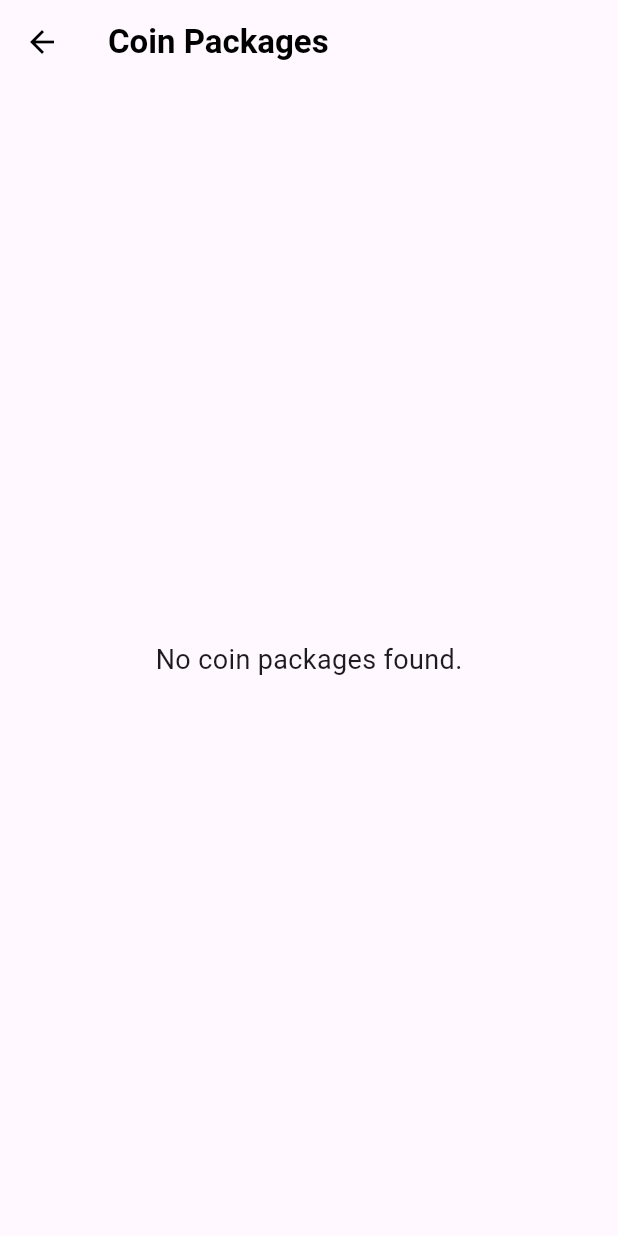
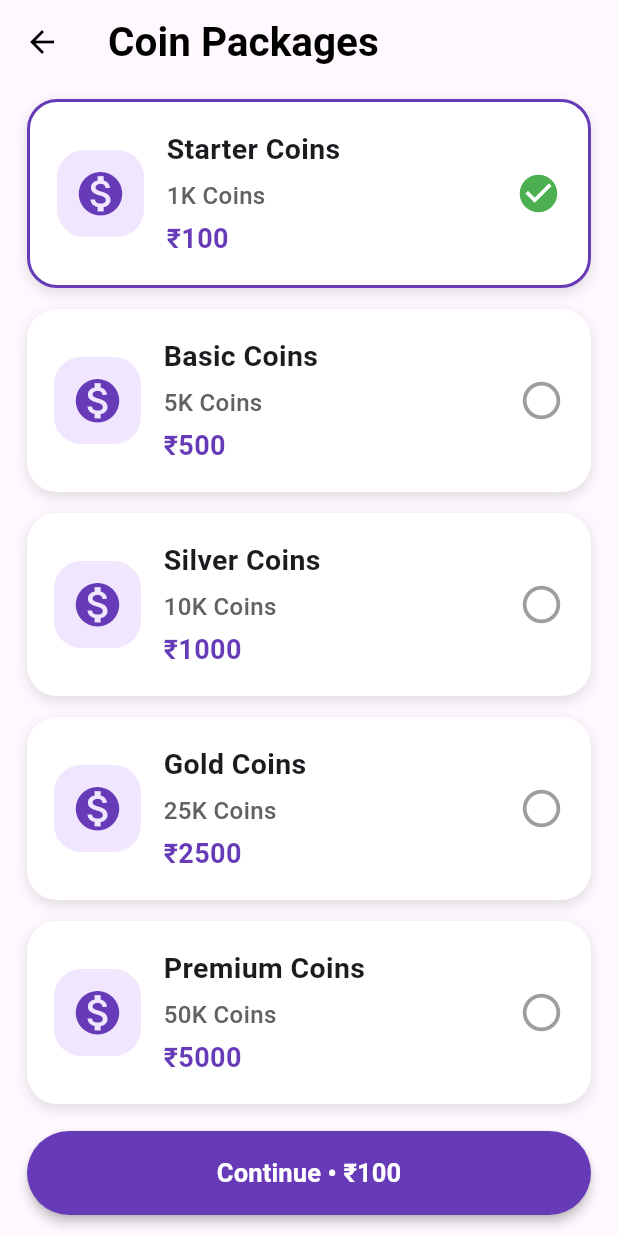
Before and after one commit to klofmanju221-alt/Mchat, a Flutter app: the CoinPackagesScreen screen opened directly, on a phone screen of 412 x 824 dp. Run offline on Flutter 3.47's test engine with Material 3 defaults, Android fonts, the phone set to English and light mode, and no system bars; our stand-ins replace cloud_firestore, firebase_auth, firebase_core; accounts and stored records are empty.

Commit message:
Update profile_screen.dart

```diff
--- a/lib/profile_screen.dart
+++ b/lib/profile_screen.dart
@@ -1248,250 +1248,429 @@ class OwnerUsersScreen extends StatelessWidget {
 
 
 // ==================================================================
+// ==================================================================
 // COIN PACKAGES
 // ==================================================================
 
-class CoinPackagesScreen extends StatelessWidget {
+class CoinPackage {
+  final String name;
+  final int coins;
+  final int price;
+
+  const CoinPackage({
+    required this.name,
+    required this.coins,
+    required this.price,
+  });
+}
+
+class CoinPackagesScreen extends StatefulWidget {
   const CoinPackagesScreen({super.key});
 
+  @override
+  State<CoinPackagesScreen> createState() =>
+      _CoinPackagesScreenState();
+}
+
+class _CoinPackagesScreenState
+    extends State<CoinPackagesScreen> {
   static const Color primaryColor =
       Color(0xFF673AB7);
 
+  static const Color backgroundColor =
+      Color(0xFFFFF9FF);
+
+  // ================================================================
+  // FINAL COIN PRICING
+  // ================================================================
+
+  static const List<CoinPackage> packages = [
+    CoinPackage(
+      name: 'Starter Coins',
+      coins: 1000,
+      price: 100,
+    ),
+
+    CoinPackage(
+      name: 'Basic Coins',
+      coins: 5000,
+      price: 500,
+    ),
+
+    CoinPackage(
+      name: 'Silver Coins',
+      coins: 10000,
+      price: 1000,
+    ),
+
+    CoinPackage(
+      name: 'Gold Coins',
+      coins: 25000,
+      price: 2500,
+    ),
+
+    CoinPackage(
+      name: 'Premium Coins',
+      coins: 50000,
+      price: 5000,
+    ),
+
+    CoinPackage(
+      name: 'Mega Coins',
+      coins: 100000,
+      price: 10000,
+    ),
+
+    CoinPackage(
+      name: 'Ultra Coins',
+      coins: 250000,
+      price: 25000,
+    ),
+
+    CoinPackage(
+      name: 'Royal Coins',
+      coins: 500000,
+      price: 50000,
+    ),
+
+    CoinPackage(
+      name: 'Diamond Coins',
+      coins: 1000000,
+      price: 100000,
+    ),
+
+    CoinPackage(
+      name: 'Royal Diamond Coins',
+      coins: 2500000,
+      price: 250000,
+    ),
+  ];
+
+  int selectedIndex = 0;
+
+  // ================================================================
+  // NUMBER FORMAT
+  // ================================================================
+
+  String formatCoins(int value) {
+    if (value >= 1000000) {
+      final double result = value / 1000000;
+
+      if (result == result.roundToDouble()) {
+        return '${result.toInt()}M';
+      }
+
+      return '${result.toStringAsFixed(1)}M';
+    }
+
+    if (value >= 1000) {
+      final double result = value / 1000;
+
+      if (result == result.roundToDouble()) {
+        return '${result.toInt()}K';
+      }
+
+      return '${result.toStringAsFixed(1)}K';
+    }
+
+    return value.toString();
+  }
+
+  String formatPrice(int value) {
+    if (value >= 100000) {
+      final String number =
+          value.toString();
+
+      final StringBuffer result =
+          StringBuffer();
+
+      int count = 0;
+
+      for (int i = number.length - 1;
+          i >= 0;
+          i--) {
+        result.write(number[i]);
+        count++;
+
+        if (count == 3 && i != 0) {
+          result.write(',');
+          count = 0;
+        }
+      }
+
+      return result
+          .toString()
+          .split('')
+          .reversed
+          .join();
+    }
+
+    return value.toString();
+  }
+
+  // ================================================================
+  // BUILD
+  // ================================================================
+
   @override
   Widget build(BuildContext context) {
+    final CoinPackage selectedPackage =
+        packages[selectedIndex];
+
     return Scaffold(
-      backgroundColor:
-          const Color(0xFFFFF9FF),
+      backgroundColor: backgroundColor,
 
       appBar: AppBar(
+        backgroundColor: backgroundColor,
+        foregroundColor: Colors.black,
+        elevation: 0,
+
+        leading: IconButton(
+          icon: const Icon(
+            Icons.arrow_back,
+          ),
+          onPressed: () {
+            Navigator.pop(context);
+          },
+        ),
+
         title: const Text(
           'Coin Packages',
           style: TextStyle(
+            fontSize: 27,
             fontWeight: FontWeight.bold,
           ),
         ),
-
-        backgroundColor:
-            const Color(0xFFFFF9FF),
-
-        foregroundColor: Colors.black,
-
-        elevation: 0,
       ),
 
-      body: StreamBuilder<
-          QuerySnapshot<Map<String, dynamic>>>(
-        stream: FirebaseFirestore.instance
-            .collection('coinPackages')
-            .snapshots(),
-
-        builder: (context, snapshot) {
-          if (snapshot.connectionState ==
-              ConnectionState.waiting) {
-            return const Center(
-              child: CircularProgressIndicator(
-                color: primaryColor,
-              ),
-            );
-          }
-
-          if (snapshot.hasError) {
-            return Center(
-              child: Padding(
-                padding:
-                    const EdgeInsets.all(20),
-                child: Text(
-                  'Unable to load coin packages.\n\n'
-                  '${snapshot.error}',
-                  textAlign: TextAlign.center,
-                ),
-              ),
-            );
-          }
-
-          final packages =
-              snapshot.data?.docs ?? [];
-
-          if (packages.isEmpty) {
-            return const Center(
-              child: Text(
-                'No coin packages found.',
-                style: TextStyle(
-                  fontSize: 18,
-                ),
-              ),
-            );
-          }
-
-          return ListView.builder(
-            padding:
-                const EdgeInsets.symmetric(
-              vertical: 8,
-            ),
-
-            itemCount: packages.length,
-
-            itemBuilder:
-                (context, index) {
-              final data =
-                  packages[index].data();
-
-              final String name =
-                  (data['name'] ??
-                          'Coin Package')
-                      .toString();
-
-              final int coins =
-                  _toInt(data['coins']);
-
-              final double price =
-                  _toDouble(data['price']);
-
-              final bool enabled =
-                  data['enabled'] == true;
-
-              // Invalid package data
-              if (coins <= 0 ||
-                  price <= 0) {
-                return Card(
-                  margin:
-                      const EdgeInsets.symmetric(
-                    horizontal: 12,
-                    vertical: 6,
-                  ),
-
-                  child: ListTile(
-                    leading: const CircleAvatar(
-                      backgroundColor:
-                          Color(0xFFFFEAEA),
-                      child: Icon(
-                        Icons.warning,
-                        color: Colors.red,
+      body: ListView.builder(
+        padding: const EdgeInsets.fromLTRB(
+          18,
+          10,
+          18,
+          120,
+        ),
+
+        itemCount: packages.length,
+
+        itemBuilder: (context, index) {
+          final CoinPackage package =
+              packages[index];
+
+          final bool selected =
+              selectedIndex == index;
+
+          return GestureDetector(
+            onTap: () {
+              setState(() {
+                selectedIndex = index;
+              });
+            },
+
+            child: Container(
+              margin: const EdgeInsets.only(
+                bottom: 14,
+              ),
+
+              padding:
+                  const EdgeInsets.symmetric(
+                horizontal: 18,
+                vertical: 18,
+              ),
+
+              decoration: BoxDecoration(
+                color: Colors.white,
+
+                borderRadius:
+                    BorderRadius.circular(20),
+
+                border: Border.all(
+                  color: selected
+                      ? primaryColor
+                      : Colors.transparent,
+
+                  width: selected ? 2 : 0,
+                ),
+
+                boxShadow: const [
+                  BoxShadow(
+                    color: Colors.black12,
+                    blurRadius: 7,
+                    offset: Offset(0, 3),
+                  ),
+                ],
+              ),
+
+              child: Row(
+                children: [
+                  // =================================================
+                  // COIN ICON
+                  // =================================================
+
+                  Container(
+                    width: 58,
+                    height: 58,
+
+                    decoration: BoxDecoration(
+                      color:
+                          const Color(0xFFF0E7FF),
+
+                      borderRadius:
+                          BorderRadius.circular(
+                        18,
                       ),
                     ),
 
-                    title: Text(
-                      name,
-                      style: const TextStyle(
-                        fontWeight:
-                            FontWeight.bold,
-                      ),
-                    ),
-
-                    subtitle: const Text(
-                      'Invalid package data',
-                    ),
-
-                    trailing:
-                        const Icon(
-                      Icons.error,
-                      color: Colors.red,
-                    ),
-                  ),
-                );
-              }
-
-              return Card(
-                margin:
-                    const EdgeInsets.symmetric(
-                  horizontal: 12,
-                  vertical: 6,
-                ),
-
-                elevation: 2,
-
-                shape:
-                    RoundedRectangleBorder(
-                  borderRadius:
-                      BorderRadius.circular(
-                    16,
-                  ),
-                ),
-
-                child: ListTile(
-                  contentPadding:
-                      const EdgeInsets.symmetric(
-                    horizontal: 16,
-                    vertical: 8,
-                  ),
-
-                  leading: const CircleAvatar(
-                    backgroundColor:
-                        Color(0xFFF0E7FF),
-
-                    child: Icon(
+                    child: const Icon(
                       Icons.monetization_on,
                       color: primaryColor,
-                    ),
-                  ),
-
-                  title: Text(
-                    name,
-                    style:
-                        const TextStyle(
-                      fontWeight:
-                          FontWeight.bold,
-                      fontSize: 17,
-                    ),
-                  ),
-
-                  subtitle: Text(
-                    '${_formatNumber(coins)} Coins'
-                    ' • ₹${price.toStringAsFixed(0)}',
-                  ),
-
-                  trailing: Icon(
-                    enabled
+                      size: 35,
+                    ),
+                  ),
+
+                  const SizedBox(width: 15),
+
+                  // =================================================
+                  // PACKAGE DETAILS
+                  // =================================================
+
+                  Expanded(
+                    child: Column(
+                      crossAxisAlignment:
+                          CrossAxisAlignment.start,
+
+                      children: [
+                        Text(
+                          package.name,
+
+                          style:
+                              const TextStyle(
+                            fontSize: 19,
+                            fontWeight:
+                                FontWeight.bold,
+                          ),
+                        ),
+
+                        const SizedBox(height: 6),
+
+                        Text(
+                          '${formatCoins(package.coins)} Coins',
+
+                          style:
+                              TextStyle(
+                            fontSize: 16,
+                            color: Colors
+                                .grey
+                                .shade700,
+                            fontWeight:
+                                FontWeight.w500,
+                          ),
+                        ),
+
+                        const SizedBox(height: 4),
+
+                        Text(
+                          '₹${formatPrice(package.price)}',
+
+                          style:
+                              const TextStyle(
+                            fontSize: 18,
+                            color:
+                                primaryColor,
+                            fontWeight:
+                                FontWeight.bold,
+                          ),
+                        ),
+                      ],
+                    ),
+                  ),
+
+                  // =================================================
+                  // SELECTED ICON
+                  // =================================================
+
+                  Icon(
+                    selected
                         ? Icons.check_circle
-                        : Icons.cancel,
-
-                    color: enabled
+                        : Icons
+                            .radio_button_unchecked,
+
+                    color: selected
                         ? Colors.green
-                        : Colors.red,
-                  ),
-                ),
-              );
-            },
+                        : Colors.grey,
+
+                    size: 30,
+                  ),
+                ],
+              ),
+            ),
           );
         },
       ),
+
+      // ============================================================
+      // CONTINUE BUTTON
+      // ============================================================
+
+      bottomNavigationBar: SafeArea(
+        minimum: const EdgeInsets.fromLTRB(
+          18,
+          8,
+          18,
+          14,
+        ),
+
+        child: SizedBox(
+          height: 56,
+
+          child: ElevatedButton(
+            style:
+                ElevatedButton.styleFrom(
+              backgroundColor:
+                  primaryColor,
+
+              foregroundColor:
+                  Colors.white,
+
+              elevation: 3,
+
+              shape:
+                  RoundedRectangleBorder(
+                borderRadius:
+                    BorderRadius.circular(
+                  30,
+                ),
+              ),
+            ),
+
+            onPressed: () {
+              ScaffoldMessenger.of(
+                context,
+              ).showSnackBar(
+                SnackBar(
+                  content: Text(
+                    '${selectedPackage.name} selected — '
+                    '${formatCoins(selectedPackage.coins)} Coins • '
+                    '₹${formatPrice(selectedPackage.price)}',
+                  ),
+                ),
+              );
+            },
+
+            child: Text(
+              'Continue • ₹${formatPrice(selectedPackage.price)}',
+
+              style:
+                  const TextStyle(
+                fontSize: 17,
+                fontWeight:
+                    FontWeight.bold,
+              ),
+            ),
+          ),
+        ),
+      ),
     );
-  }
-
-  static int _toInt(dynamic value) {
-    if (value is int) return value;
-    if (value is num) return value.toInt();
-
-    return int.tryParse(
-          value?.toString() ?? '',
-        ) ??
-        0;
-  }
-
-  static double _toDouble(dynamic value) {
-    if (value is double) return value;
-    if (value is num) return value.toDouble();
-
-    return double.tryParse(
-          value?.toString() ?? '',
-        ) ??
-        0;
-  }
-
-  static String _formatNumber(int value) {
-    if (value >= 1000000000) {
-      return '${(value / 1000000000).toStringAsFixed(1)}B';
-    }
-
-    if (value >= 1000000) {
-      return '${(value / 1000000).toStringAsFixed(1)}M';
-    }
-
-    if (value >= 1000) {
-      return '${(value / 1000).toStringAsFixed(1)}K';
-    }
-
-    return value.toString();
   }
 }
 
```
